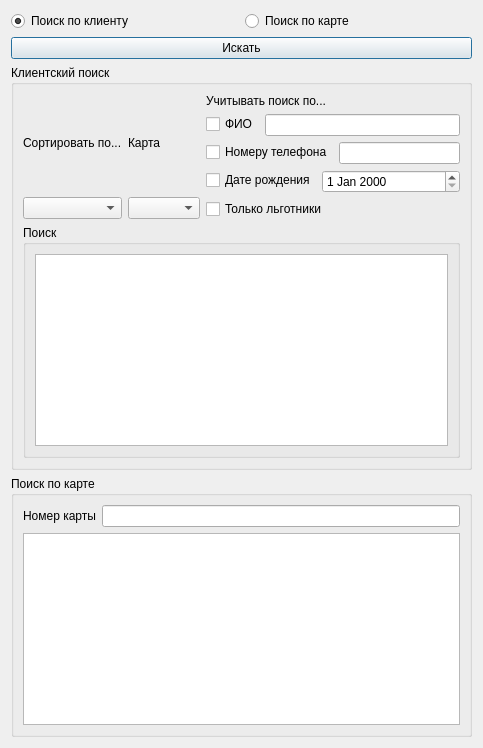
The window that findclient.ui (FoFo-Admin/bankSys) describes before a commit, drawn with Qt 5.
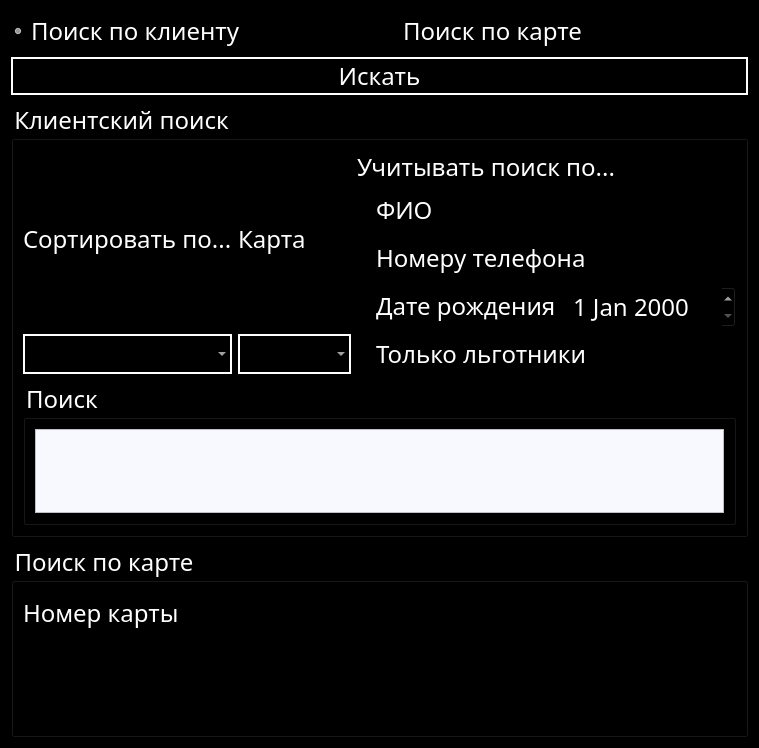
The same window after the commit.

```diff
--- a/findclient.ui
+++ b/findclient.ui
@@ -6,13 +6,19 @@
    <rect>
     <x>0</x>
     <y>0</y>
-    <width>483</width>
+    <width>709</width>
     <height>748</height>
    </rect>
   </property>
   <property name="windowTitle">
    <string>Dialog</string>
   </property>
+  <property name="styleSheet">
+   <string notr="true">color:white;
+background:black;
+font-family: Lobster;
+font-size:24px;</string>
+  </property>
   <layout class="QGridLayout" name="gridLayout_11">
    <item row="0" column="0">
     <widget class="QRadioButton" name="radioButton">
@@ -51,7 +57,11 @@
              </widget>
             </item>
             <item row="1" column="0">
-             <widget class="QComboBox" name="comboBox"/>
+             <widget class="QComboBox" name="comboBox">
+              <property name="styleSheet">
+               <string notr="true">border: 2px solid white;</string>
+              </property>
+             </widget>
             </item>
            </layout>
           </item>
@@ -65,7 +75,11 @@
              </widget>
             </item>
             <item row="1" column="0">
-             <widget class="QComboBox" name="comboBox_2"/>
+             <widget class="QComboBox" name="comboBox_2">
+              <property name="styleSheet">
+               <string notr="true">border: 2px solid white;</string>
+              </property>
+             </widget>
             </item>
            </layout>
           </item>
@@ -142,7 +156,12 @@
           </property>
           <layout class="QGridLayout" name="gridLayout_6">
            <item row="0" column="0">
-            <widget class="QTableWidget" name="tableWidget"/>
+            <widget class="QTableWidget" name="tableWidget">
+             <property name="styleSheet">
+              <string notr="true">color: black;
+background: ghostwhite;</string>
+             </property>
+            </widget>
            </item>
           </layout>
          </widget>
@@ -184,6 +203,9 @@
    </item>
    <item row="1" column="0" colspan="2">
     <widget class="QPushButton" name="pushButton">
+     <property name="styleSheet">
+      <string notr="true">border: 2px solid white;</string>
+     </property>
      <property name="text">
       <string>Искать</string>
      </property>
```
